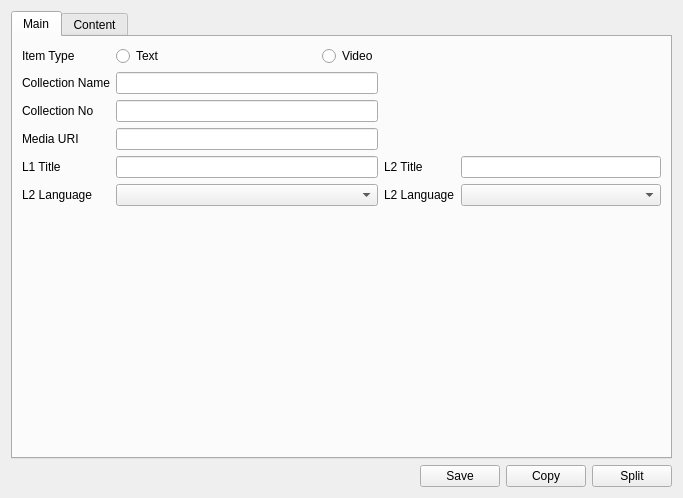
Before: the Qt Designer form qtdesigner/itemdialog.ui in t123/ReadingTool.Python, drawn with Qt 5.
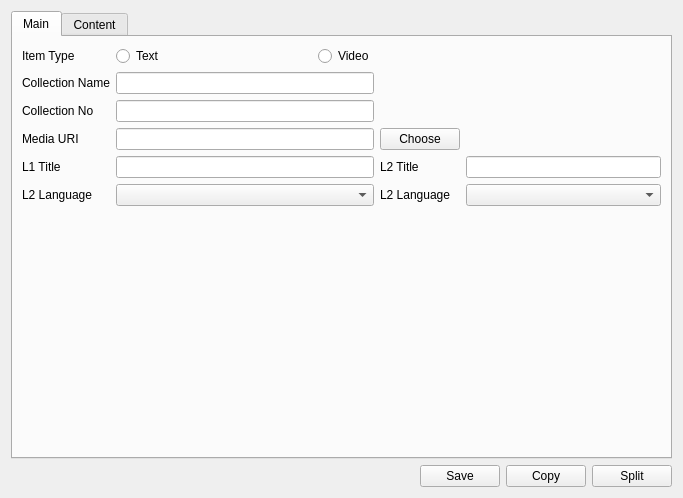
After: the same form once the commit is applied. Custom widgets are drawn as their Qt base class.

Commit message: Media uri support -> Ready event not firing in QWebView

Patch:
```diff
--- a/qtdesigner/itemdialog.ui
+++ b/qtdesigner/itemdialog.ui
@@ -141,6 +141,13 @@
            <item row="5" column="4">
             <widget class="QComboBox" name="cbL2Language"/>
            </item>
+           <item row="3" column="3">
+            <widget class="QPushButton" name="pbChoose">
+             <property name="text">
+              <string>Choose</string>
+             </property>
+            </widget>
+           </item>
           </layout>
          </item>
         </layout>
```
The commit also changes 2 other files.
